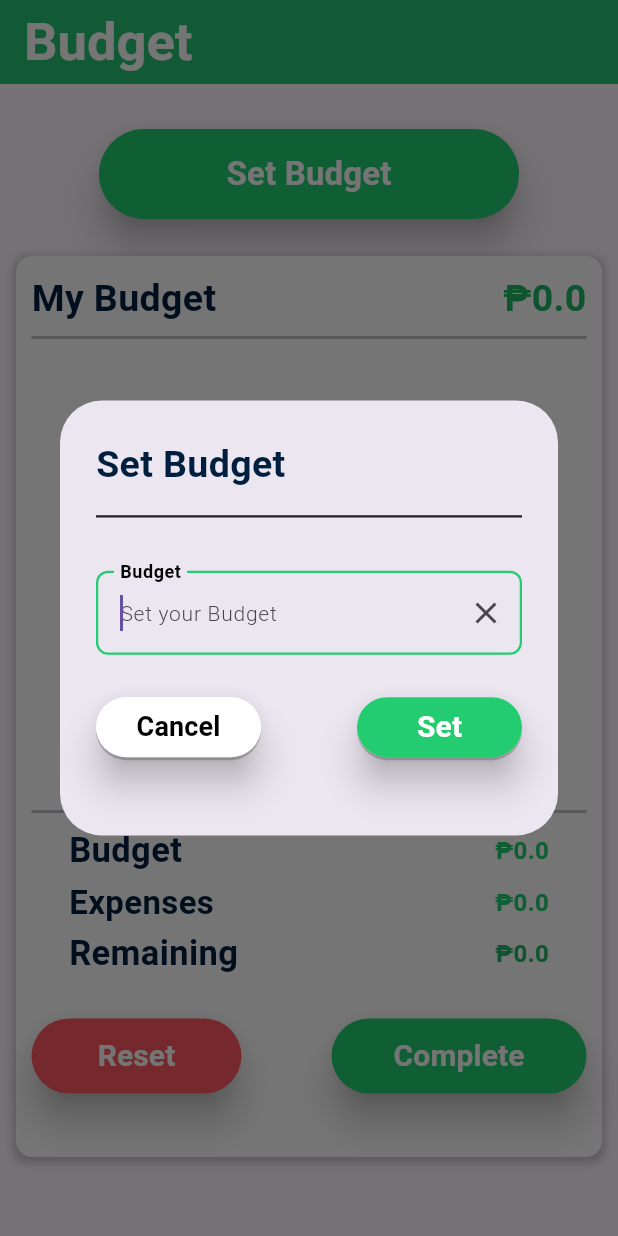
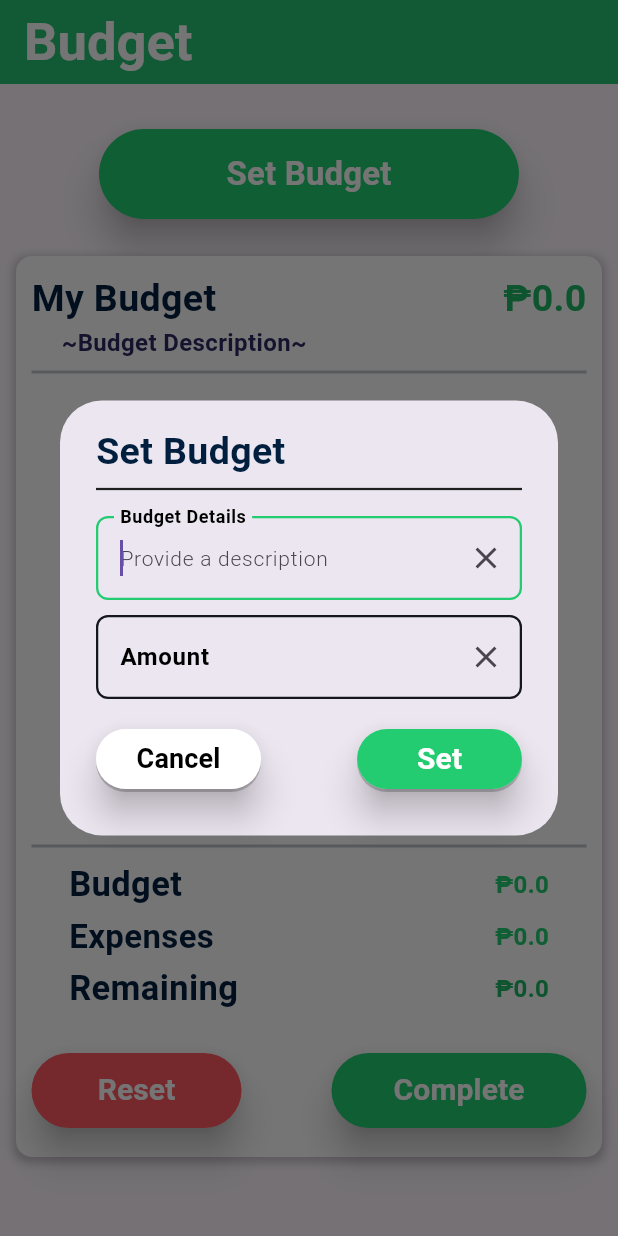
Before and after one commit to AzureSight/TrackUrCash, a Flutter app: the Budget screen opened directly, after a tap on "Set Budget", on a phone screen of 412 x 824 dp. Run offline on Flutter 3.47's test engine with Material 3 defaults, Android fonts, the phone set to English and light mode, and no system bars; our stand-ins replace cloud_firestore, firebase_auth, firebase_core, fl_chart, flutter_local_notifications, permission_handler and 1 more; accounts and stored records are empty; network calls fail; Roboto replaces fonts that are missing (Manrope, Nunito, Plus Jakarta Sans).

Commit message:
changes sa Set Budget, Budget Descriptions, Bargraph

```diff
--- a/lib/pages/Budget.dart
+++ b/lib/pages/Budget.dart
@@ -23,6 +23,7 @@ class _BudgetState extends State<Budget> {
 //  int _currentPage = 2;
   final TextEditingController _budgetController = TextEditingController();
   double budget = 0.0;
+  final TextEditingController _budgetdetailController = TextEditingController();
   //DIALOG BOX TO ADD EXPENSES HERE
 
   // void refreshPage() {
@@ -61,7 +62,74 @@ class _BudgetState extends State<Budget> {
                 thickness: 1.5,
               ),
               const SizedBox(height: 10),
+              //EXPENSE DETAIL TEXTFIELD HERE
+              TextFormField(
+                controller: _budgetdetailController,
+                autofocus: true,
+                obscureText: false,
+                decoration: InputDecoration(
+                  suffixIcon: IconButton(
+                      onPressed: () {
+                        _budgetdetailController.clear();
+                      },
+                      icon: const Icon(Icons.clear)),
+                  labelText: 'Budget Details',
+                  labelStyle: const TextStyle(
+                    fontFamily: 'Ubuntu',
+                    fontSize: 16,
+                    fontWeight: FontWeight.bold,
+                    color: Colors.black,
+                  ),
+                  hintText: 'Provide a description',
+                  hintStyle: const TextStyle(
+                    fontFamily: 'Ubuntu',
+                    fontSize: 14,
+                    fontWeight: FontWeight.w300,
+                  ),
+                  enabledBorder: OutlineInputBorder(
+                    borderSide: const BorderSide(
+                      color: Color(0xFF15161E),
+                      width: 1.5,
+                    ),
+                    borderRadius: BorderRadius.circular(8),
+                  ),
+                  focusedBorder: OutlineInputBorder(
+                    borderSide: const BorderSide(
+                      color: Color(0xFF23cc71),
+                      width: 1.5,
+                    ),
+                    borderRadius: BorderRadius.circular(8),
+                  ),
+                  errorBorder: OutlineInputBorder(
+                    borderSide: const BorderSide(
+                      color: Color(0xFFFF5963),
+                      width: 1.5,
+                    ),
+                    borderRadius: BorderRadius.circular(8),
+                  ),
+                  focusedErrorBorder: OutlineInputBorder(
+                    borderSide: const BorderSide(
+                      color: Color(0xFFFF5963),
+                      width: 1.5,
+                    ),
+                    borderRadius: BorderRadius.circular(8),
+                  ),
+                ),
+                style: const TextStyle(
+                  fontFamily: 'Ubuntu',
+                  fontSize: 16,
+                  fontWeight: FontWeight.w700,
+                ),
+                validator: (value) {
+                  if (value == null || value.isEmpty) {
+                    return 'Please provide budget detail';
+                  }
+                  return null; // Return null if the validation passes
+                },
+                // validator: _model.textController1Validator.asValidator(context),
+              ),
               //EXPENSE AMOUNT BUDGET TEXTFIELD HERE
+              const SizedBox(height: 10),
               Form(
                 key: _keyform,
                 child: TextFormField(
@@ -80,14 +148,14 @@ class _BudgetState extends State<Budget> {
                           _budgetController.clear();
                         },
                         icon: const Icon(Icons.clear)),
-                    labelText: 'Budget',
+                    labelText: 'Amount',
                     labelStyle: const TextStyle(
                       fontFamily: 'Ubuntu',
                       fontSize: 16,
                       fontWeight: FontWeight.bold,
                       color: Colors.black,
                     ),
-                    hintText: 'Set your Budget',
+                    hintText: 'Set your amount',
                     hintStyle: const TextStyle(
                       fontFamily: 'Ubuntu',
                       fontSize: 14,
@@ -138,7 +206,7 @@ class _BudgetState extends State<Budget> {
               ),
               const SizedBox(height: 10), // Spacer
               //END OF AMOUNT BUDGET TEXTFIELD
-
+              const SizedBox(height: 10),
               //ADD & CANCEL BUTTON HERE
               Row(
                 mainAxisAlignment: MainAxisAlignment.spaceBetween,
@@ -583,6 +651,8 @@ class _BudgetState extends State<Budget> {
                       mainAxisSize: MainAxisSize.max,
                       mainAxisAlignment: MainAxisAlignment.start,
                       children: [
+                        Column(
+                          children: [
                             Row(
                               mainAxisSize: MainAxisSize.max,
                               mainAxisAlignment: MainAxisAlignment.spaceBetween,
@@ -607,6 +677,23 @@ class _BudgetState extends State<Budget> {
                                     color: Color(0xFF1fb765),
                                     fontSize: 25,
                                     fontWeight: FontWeight.bold,
+                                  ),
+                                ),
+                              ],
+                            ),
+                            Align(
+                              alignment: AlignmentDirectional(-1.00, -1.00),
+                              child: Padding(
+                                padding: EdgeInsets.fromLTRB(20, 0, 0, 0),
+                                child: Text(
+                                  '~Budget Description~',
+                                  style: TextStyle(
+                                    fontFamily: 'Manrope',
+                                    color: Color(0xFF2E2863),
+                                    fontSize: 16,
+                                    fontWeight: FontWeight.bold,
+                                  ),
+                                ),
                               ),
                             ),
                           ],
--- a/lib/pages/Dashboard.dart
+++ b/lib/pages/Dashboard.dart
@@ -306,9 +306,9 @@ class _DashboardState extends State<Dashboard> {
                           color: Color(0xFFBDC3C7),
                         ),
                         Padding(
-                          padding: const EdgeInsets.all(10.0),
+                          padding: const EdgeInsets.only(top: 20),
                           child: SizedBox(
-                            height: 235,
+                            height: 305,
                             child: MyBarGraph(),
                           ),
                         ),
--- a/lib/pages/displayrecords.dart
+++ b/lib/pages/displayrecords.dart
@@ -56,9 +56,16 @@ class displayrecords extends StatelessWidget {
                         style: TextStyle(color: Colors.grey, fontSize: 13))
                   ],
                 ),
-                Text(
-                  formattedDate,
-                  style: TextStyle(color: Colors.grey),
+                Row(
+                  children: [
+                    Text(
+                      formattedDate,
+                      style: TextStyle(color: Colors.grey),
+                    ),
+                    const Spacer(),
+                    Text("~Budget Description~",
+                        style: TextStyle(color: Colors.black87, fontSize: 12)),
+                  ],
                 )
               ],
             ),
```
Lines whose indentation alone changed are shown as unchanged.
